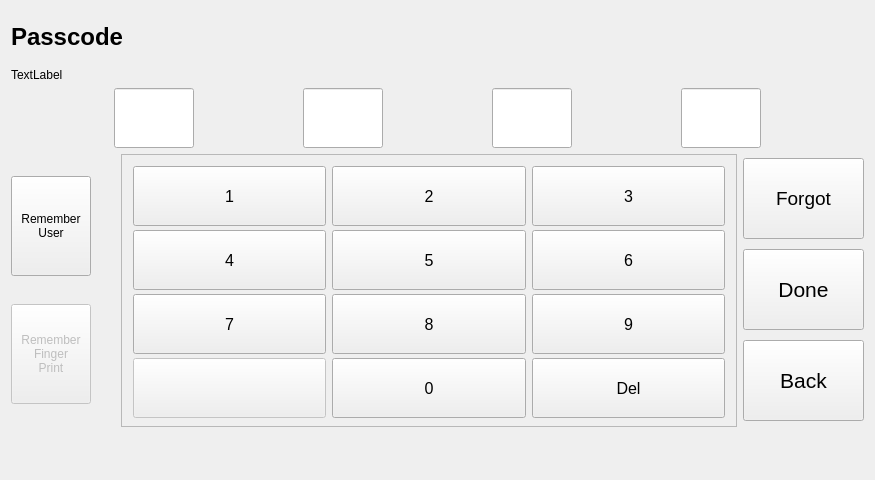
The window that v3/qt/passcode/passcode.ui (twschung/IoT-Smart-Scale) describes before a commit, drawn with Qt 5.
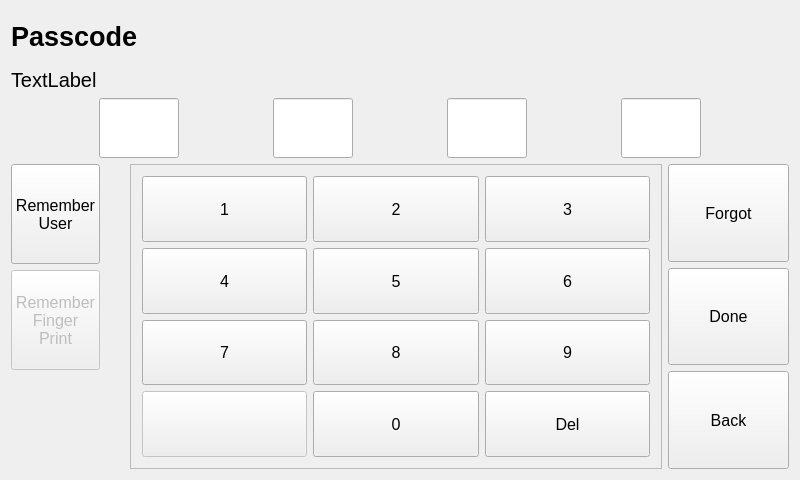
The same window after the commit.

```diff
--- a/v3/qt/passcode/passcode.ui
+++ b/v3/qt/passcode/passcode.ui
@@ -6,7 +6,7 @@
    <rect>
     <x>0</x>
     <y>0</y>
-    <width>875</width>
+    <width>800</width>
     <height>480</height>
    </rect>
   </property>
@@ -14,6 +14,76 @@
    <string>passCode</string>
   </property>
   <layout class="QGridLayout" name="gridLayout">
+   <item row="1" column="0" colspan="2">
+    <layout class="QVBoxLayout" name="verticalLayout_3">
+     <property name="leftMargin">
+      <number>0</number>
+     </property>
+     <item>
+      <widget class="QPushButton" name="btn_remUser">
+       <property name="minimumSize">
+        <size>
+         <width>0</width>
+         <height>100</height>
+        </size>
+       </property>
+       <property name="font">
+        <font>
+         <family>Arial</family>
+         <pointsize>12</pointsize>
+        </font>
+       </property>
+       <property name="text">
+        <string>Remember
+User</string>
+       </property>
+       <property name="checkable">
+        <bool>true</bool>
+       </property>
+      </widget>
+     </item>
+     <item>
+      <widget class="QPushButton" name="btn_remFingerPrint">
+       <property name="enabled">
+        <bool>false</bool>
+       </property>
+       <property name="minimumSize">
+        <size>
+         <width>0</width>
+         <height>100</height>
+        </size>
+       </property>
+       <property name="font">
+        <font>
+         <family>Arial</family>
+         <pointsize>12</pointsize>
+        </font>
+       </property>
+       <property name="text">
+        <string>Remember
+Finger
+Print</string>
+       </property>
+       <property name="checkable">
+        <bool>true</bool>
+       </property>
+      </widget>
+     </item>
+     <item>
+      <spacer name="verticalSpacer">
+       <property name="orientation">
+        <enum>Qt::Vertical</enum>
+       </property>
+       <property name="sizeHint" stdset="0">
+        <size>
+         <width>20</width>
+         <height>40</height>
+        </size>
+       </property>
+      </spacer>
+     </item>
+    </layout>
+   </item>
    <item row="0" column="0" colspan="7">
     <layout class="QVBoxLayout" name="verticalLayout">
      <item>
@@ -26,8 +96,8 @@
        </property>
        <property name="font">
         <font>
-         <family>Helvetica Neue</family>
-         <pointsize>18</pointsize>
+         <family>Arial</family>
+         <pointsize>20</pointsize>
          <weight>75</weight>
          <bold>true</bold>
         </font>
@@ -39,6 +109,12 @@
      </item>
      <item>
       <widget class="QLabel" name="lbl_info">
+       <property name="font">
+        <font>
+         <family>Arial</family>
+         <pointsize>15</pointsize>
+        </font>
+       </property>
        <property name="text">
         <string>TextLabel</string>
        </property>
@@ -67,6 +143,12 @@
        </item>
        <item>
         <widget class="QLineEdit" name="lineEdit_1">
+         <property name="sizePolicy">
+          <sizepolicy hsizetype="Minimum" vsizetype="Minimum">
+           <horstretch>0</horstretch>
+           <verstretch>0</verstretch>
+          </sizepolicy>
+         </property>
          <property name="minimumSize">
           <size>
            <width>60</width>
@@ -113,6 +195,12 @@
        </item>
        <item>
         <widget class="QLineEdit" name="lineEdit_2">
+         <property name="sizePolicy">
+          <sizepolicy hsizetype="Minimum" vsizetype="Minimum">
+           <horstretch>0</horstretch>
+           <verstretch>0</verstretch>
+          </sizepolicy>
+         </property>
          <property name="minimumSize">
           <size>
            <width>60</width>
@@ -159,6 +247,12 @@
        </item>
        <item>
         <widget class="QLineEdit" name="lineEdit_3">
+         <property name="sizePolicy">
+          <sizepolicy hsizetype="Minimum" vsizetype="Minimum">
+           <horstretch>0</horstretch>
+           <verstretch>0</verstretch>
+          </sizepolicy>
+         </property>
          <property name="minimumSize">
           <size>
            <width>60</width>
@@ -205,6 +299,12 @@
        </item>
        <item>
         <widget class="QLineEdit" name="lineEdit_4">
+         <property name="sizePolicy">
+          <sizepolicy hsizetype="Minimum" vsizetype="Minimum">
+           <horstretch>0</horstretch>
+           <verstretch>0</verstretch>
+          </sizepolicy>
+         </property>
          <property name="minimumSize">
           <size>
            <width>60</width>
@@ -257,11 +357,11 @@
     <layout class="QHBoxLayout" name="horizontalLayout_2">
      <item>
       <widget class="QFrame" name="frame">
-       <property name="minimumSize">
-        <size>
-         <width>450</width>
-         <height>240</height>
-        </size>
+       <property name="sizePolicy">
+        <sizepolicy hsizetype="Expanding" vsizetype="Expanding">
+         <horstretch>0</horstretch>
+         <verstretch>0</verstretch>
+        </sizepolicy>
        </property>
        <property name="font">
         <font>
@@ -276,60 +376,14 @@
         <enum>QFrame::Raised</enum>
        </property>
        <layout class="QGridLayout" name="gridLayout_2">
-        <item row="3" column="0">
-         <widget class="QPushButton" name="btn_blank">
-          <property name="enabled">
-           <bool>false</bool>
-          </property>
-          <property name="sizePolicy">
-           <sizepolicy hsizetype="MinimumExpanding" vsizetype="MinimumExpanding">
-            <horstretch>0</horstretch>
-            <verstretch>0</verstretch>
-           </sizepolicy>
-          </property>
-          <property name="minimumSize">
-           <size>
-            <width>80</width>
-            <height>60</height>
-           </size>
-          </property>
-          <property name="maximumSize">
-           <size>
-            <width>16777215</width>
-            <height>70</height>
-           </size>
-          </property>
-          <property name="font">
-           <font>
-            <family>Arial</family>
-            <pointsize>12</pointsize>
-           </font>
-          </property>
-          <property name="text">
-           <string/>
-          </property>
-         </widget>
-        </item>
         <item row="1" column="0">
          <widget class="QPushButton" name="btn_4">
           <property name="sizePolicy">
-           <sizepolicy hsizetype="MinimumExpanding" vsizetype="MinimumExpanding">
+           <sizepolicy hsizetype="Minimum" vsizetype="Preferred">
             <horstretch>0</horstretch>
             <verstretch>0</verstretch>
            </sizepolicy>
           </property>
-          <property name="minimumSize">
-           <size>
-            <width>80</width>
-            <height>60</height>
-           </size>
-          </property>
-          <property name="maximumSize">
-           <size>
-            <width>16777215</width>
-            <height>70</height>
-           </size>
-          </property>
           <property name="font">
            <font>
             <family>Arial</family>
@@ -344,23 +398,11 @@
         <item row="3" column="1">
          <widget class="QPushButton" name="btn_0">
           <property name="sizePolicy">
-           <sizepolicy hsizetype="MinimumExpanding" vsizetype="MinimumExpanding">
+           <sizepolicy hsizetype="Minimum" vsizetype="Preferred">
             <horstretch>0</horstretch>
             <verstretch>0</verstretch>
            </sizepolicy>
           </property>
-          <property name="minimumSize">
-           <size>
-            <width>80</width>
-            <height>60</height>
-           </size>
-          </property>
-          <property name="maximumSize">
-           <size>
-            <width>16777215</width>
-            <height>70</height>
-           </size>
-          </property>
           <property name="font">
            <font>
             <family>Arial</family>
@@ -375,23 +417,11 @@
         <item row="3" column="2">
          <widget class="QPushButton" name="btn_del">
           <property name="sizePolicy">
-           <sizepolicy hsizetype="MinimumExpanding" vsizetype="MinimumExpanding">
+           <sizepolicy hsizetype="Minimum" vsizetype="Preferred">
             <horstretch>0</horstretch>
             <verstretch>0</verstretch>
            </sizepolicy>
           </property>
-          <property name="minimumSize">
-           <size>
-            <width>80</width>
-            <height>60</height>
-           </size>
-          </property>
-          <property name="maximumSize">
-           <size>
-            <width>16777215</width>
-            <height>70</height>
-           </size>
-          </property>
           <property name="font">
            <font>
             <family>Arial</family>
@@ -406,23 +436,11 @@
         <item row="2" column="1">
          <widget class="QPushButton" name="btn_8">
           <property name="sizePolicy">
-           <sizepolicy hsizetype="MinimumExpanding" vsizetype="MinimumExpanding">
+           <sizepolicy hsizetype="Minimum" vsizetype="Preferred">
             <horstretch>0</horstretch>
             <verstretch>0</verstretch>
            </sizepolicy>
           </property>
-          <property name="minimumSize">
-           <size>
-            <width>80</width>
-            <height>60</height>
-           </size>
-          </property>
-          <property name="maximumSize">
-           <size>
-            <width>16777215</width>
-            <height>70</height>
-           </size>
-          </property>
           <property name="font">
            <font>
             <family>Arial</family>
@@ -437,23 +455,11 @@
         <item row="2" column="2">
          <widget class="QPushButton" name="btn_9">
           <property name="sizePolicy">
-           <sizepolicy hsizetype="MinimumExpanding" vsizetype="MinimumExpanding">
+           <sizepolicy hsizetype="Minimum" vsizetype="Preferred">
             <horstretch>0</horstretch>
             <verstretch>0</verstretch>
            </sizepolicy>
           </property>
-          <property name="minimumSize">
-           <size>
-            <width>80</width>
-            <height>60</height>
-           </size>
-          </property>
-          <property name="maximumSize">
-           <size>
-            <width>16777215</width>
-            <height>70</height>
-           </size>
-          </property>
           <property name="font">
            <font>
             <family>Arial</family>
@@ -468,23 +474,11 @@
         <item row="0" column="1">
          <widget class="QPushButton" name="btn_2">
           <property name="sizePolicy">
-           <sizepolicy hsizetype="MinimumExpanding" vsizetype="MinimumExpanding">
+           <sizepolicy hsizetype="Minimum" vsizetype="Preferred">
             <horstretch>0</horstretch>
             <verstretch>0</verstretch>
            </sizepolicy>
           </property>
-          <property name="minimumSize">
-           <size>
-            <width>80</width>
-            <height>60</height>
-           </size>
-          </property>
-          <property name="maximumSize">
-           <size>
-            <width>16777215</width>
-            <height>70</height>
-           </size>
-          </property>
           <property name="font">
            <font>
             <family>Arial</family>
@@ -499,23 +493,11 @@
         <item row="1" column="2">
          <widget class="QPushButton" name="btn_6">
           <property name="sizePolicy">
-           <sizepolicy hsizetype="MinimumExpanding" vsizetype="MinimumExpanding">
+           <sizepolicy hsizetype="Minimum" vsizetype="Preferred">
             <horstretch>0</horstretch>
             <verstretch>0</verstretch>
            </sizepolicy>
           </property>
-          <property name="minimumSize">
-           <size>
-            <width>80</width>
-            <height>60</height>
-           </size>
-          </property>
-          <property name="maximumSize">
-           <size>
-            <width>16777215</width>
-            <height>70</height>
-           </size>
-          </property>
           <property name="font">
            <font>
             <family>Arial</family>
@@ -530,23 +512,11 @@
         <item row="2" column="0">
          <widget class="QPushButton" name="btn_7">
           <property name="sizePolicy">
-           <sizepolicy hsizetype="MinimumExpanding" vsizetype="MinimumExpanding">
+           <sizepolicy hsizetype="Minimum" vsizetype="Preferred">
             <horstretch>0</horstretch>
             <verstretch>0</verstretch>
            </sizepolicy>
           </property>
-          <property name="minimumSize">
-           <size>
-            <width>80</width>
-            <height>60</height>
-           </size>
-          </property>
-          <property name="maximumSize">
-           <size>
-            <width>16777215</width>
-            <height>70</height>
-           </size>
-          </property>
           <property name="font">
            <font>
             <family>Arial</family>
@@ -561,23 +531,11 @@
         <item row="0" column="2">
          <widget class="QPushButton" name="btn_3">
           <property name="sizePolicy">
-           <sizepolicy hsizetype="MinimumExpanding" vsizetype="MinimumExpanding">
+           <sizepolicy hsizetype="Minimum" vsizetype="Preferred">
             <horstretch>0</horstretch>
             <verstretch>0</verstretch>
            </sizepolicy>
           </property>
-          <property name="minimumSize">
-           <size>
-            <width>80</width>
-            <height>60</height>
-           </size>
-          </property>
-          <property name="maximumSize">
-           <size>
-            <width>16777215</width>
-            <height>70</height>
-           </size>
-          </property>
           <property name="font">
            <font>
             <family>Arial</family>
@@ -592,23 +550,11 @@
         <item row="1" column="1">
          <widget class="QPushButton" name="btn_5">
           <property name="sizePolicy">
-           <sizepolicy hsizetype="MinimumExpanding" vsizetype="MinimumExpanding">
+           <sizepolicy hsizetype="Minimum" vsizetype="Preferred">
             <horstretch>0</horstretch>
             <verstretch>0</verstretch>
            </sizepolicy>
           </property>
-          <property name="minimumSize">
-           <size>
-            <width>80</width>
-            <height>60</height>
-           </size>
-          </property>
-          <property name="maximumSize">
-           <size>
-            <width>16777215</width>
-            <height>70</height>
-           </size>
-          </property>
           <property name="font">
            <font>
             <family>Arial</family>
@@ -623,23 +569,11 @@
         <item row="0" column="0">
          <widget class="QPushButton" name="btn_1">
           <property name="sizePolicy">
-           <sizepolicy hsizetype="MinimumExpanding" vsizetype="MinimumExpanding">
+           <sizepolicy hsizetype="Minimum" vsizetype="Preferred">
             <horstretch>0</horstretch>
             <verstretch>0</verstretch>
            </sizepolicy>
           </property>
-          <property name="minimumSize">
-           <size>
-            <width>80</width>
-            <height>60</height>
-           </size>
-          </property>
-          <property name="maximumSize">
-           <size>
-            <width>16777215</width>
-            <height>70</height>
-           </size>
-          </property>
           <property name="font">
            <font>
             <family>Arial</family>
@@ -651,6 +585,28 @@
           </property>
          </widget>
         </item>
+        <item row="3" column="0">
+         <widget class="QPushButton" name="btn_blank">
+          <property name="enabled">
+           <bool>false</bool>
+          </property>
+          <property name="sizePolicy">
+           <sizepolicy hsizetype="Minimum" vsizetype="Preferred">
+            <horstretch>0</horstretch>
+            <verstretch>0</verstretch>
+           </sizepolicy>
+          </property>
+          <property name="font">
+           <font>
+            <family>Arial</family>
+            <pointsize>12</pointsize>
+           </font>
+          </property>
+          <property name="text">
+           <string/>
+          </property>
+         </widget>
+        </item>
        </layout>
       </widget>
      </item>
@@ -658,16 +614,22 @@
       <layout class="QVBoxLayout" name="verticalLayout_2">
        <item>
         <widget class="QPushButton" name="btn_forgot">
+         <property name="sizePolicy">
+          <sizepolicy hsizetype="Minimum" vsizetype="Preferred">
+           <horstretch>0</horstretch>
+           <verstretch>0</verstretch>
+          </sizepolicy>
+         </property>
          <property name="minimumSize">
           <size>
            <width>121</width>
-           <height>81</height>
+           <height>0</height>
           </size>
          </property>
          <property name="font">
           <font>
-           <family>Helvetica Neue</family>
-           <pointsize>14</pointsize>
+           <family>Arial</family>
+           <pointsize>12</pointsize>
           </font>
          </property>
          <property name="text">
@@ -677,16 +639,22 @@
        </item>
        <item>
         <widget class="QPushButton" name="btn_done">
+         <property name="sizePolicy">
+          <sizepolicy hsizetype="Minimum" vsizetype="Preferred">
+           <horstretch>0</horstretch>
+           <verstretch>0</verstretch>
+          </sizepolicy>
+         </property>
          <property name="minimumSize">
           <size>
            <width>121</width>
-           <height>81</height>
+           <height>0</height>
           </size>
          </property>
          <property name="font">
           <font>
-           <family>Helvetica Neue</family>
-           <pointsize>16</pointsize>
+           <family>Arial</family>
+           <pointsize>12</pointsize>
           </font>
          </property>
          <property name="text">
@@ -696,16 +664,22 @@
        </item>
        <item>
         <widget class="QPushButton" name="btn_back">
+         <property name="sizePolicy">
+          <sizepolicy hsizetype="Minimum" vsizetype="Preferred">
+           <horstretch>0</horstretch>
+           <verstretch>0</verstretch>
+          </sizepolicy>
+         </property>
          <property name="minimumSize">
           <size>
            <width>121</width>
-           <height>81</height>
+           <height>0</height>
           </size>
          </property>
          <property name="font">
           <font>
-           <family>Helvetica Neue</family>
-           <pointsize>16</pointsize>
+           <family>Arial</family>
+           <pointsize>12</pointsize>
           </font>
          </property>
          <property name="text">
@@ -717,64 +691,6 @@
      </item>
     </layout>
    </item>
-   <item row="1" column="0" colspan="2">
-    <layout class="QVBoxLayout" name="verticalLayout_3">
-     <property name="leftMargin">
-      <number>0</number>
-     </property>
-     <item>
-      <widget class="QPushButton" name="btn_remUser">
-       <property name="minimumSize">
-        <size>
-         <width>0</width>
-         <height>100</height>
-        </size>
-       </property>
-       <property name="text">
-        <string>Remember
-User</string>
-       </property>
-       <property name="checkable">
-        <bool>true</bool>
-       </property>
-      </widget>
-     </item>
-     <item>
-      <widget class="QPushButton" name="btn_remFingerPrint">
-       <property name="enabled">
-        <bool>false</bool>
-       </property>
-       <property name="minimumSize">
-        <size>
-         <width>0</width>
-         <height>100</height>
-        </size>
-       </property>
-       <property name="text">
-        <string>Remember
-Finger
-Print</string>
-       </property>
-       <property name="checkable">
-        <bool>true</bool>
-       </property>
-      </widget>
-     </item>
-    </layout>
-   </item>
-   <item row="2" column="6">
-    <spacer name="verticalSpacer">
-     <property name="orientation">
-      <enum>Qt::Vertical</enum>
-     </property>
-     <property name="sizeHint" stdset="0">
-      <size>
-       <width>20</width>
-       <height>50</height>
-      </size>
-     </property>
-    </spacer>
-   </item>
   </layout>
   <zorder></zorder>
   <zorder></zorder>
```
Left out of the diff: 1 changed line with no effect on the pictures.
